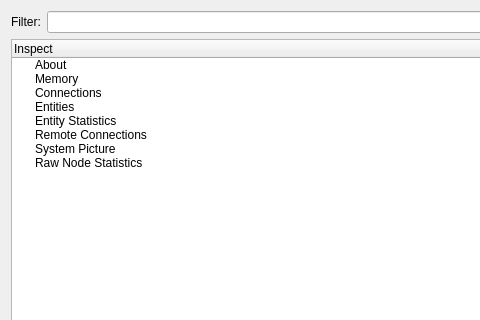
Above: src/dose/dose_dobexplorer.ss/src/dosemon.ui from SafirSDK/safir-sdk-core before the change; both pictures show x 0 to 480 and y 0 to 320 of the 1184 by 682 pixel window. Below: the same form after it.
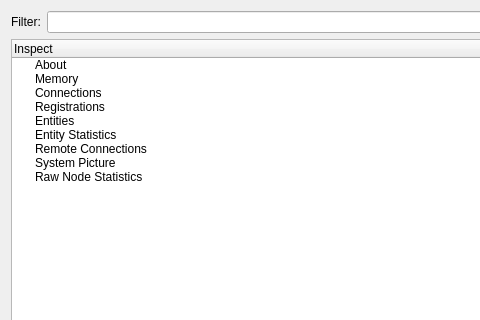
That is the form after the change. Icons and pictures are not drawn.

Commit message: Added registration tab to Dobexplorer. Added reflection-api for reading parameter-mapped properties.

The edit to the form file:
```diff
--- a/src/dose/dose_dobexplorer.ss/src/dosemon.ui
+++ b/src/dose/dose_dobexplorer.ss/src/dosemon.ui
@@ -74,6 +74,11 @@
            <string>Show information about local Dob connections.</string>
           </property>
          </item>
+         <item>
+          <property name="text">
+           <string>Registrations</string>
+          </property>
+         </item>
          <item>
           <property name="text">
            <string>Entities</string>
```
The commit also changes 26 other files.
